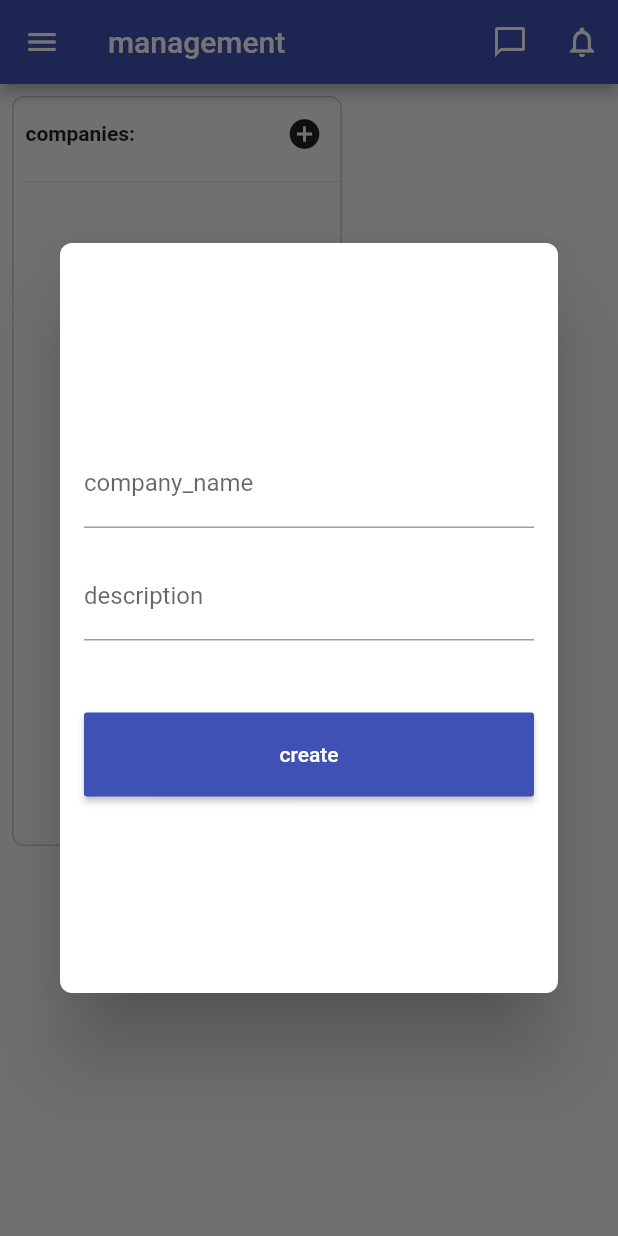
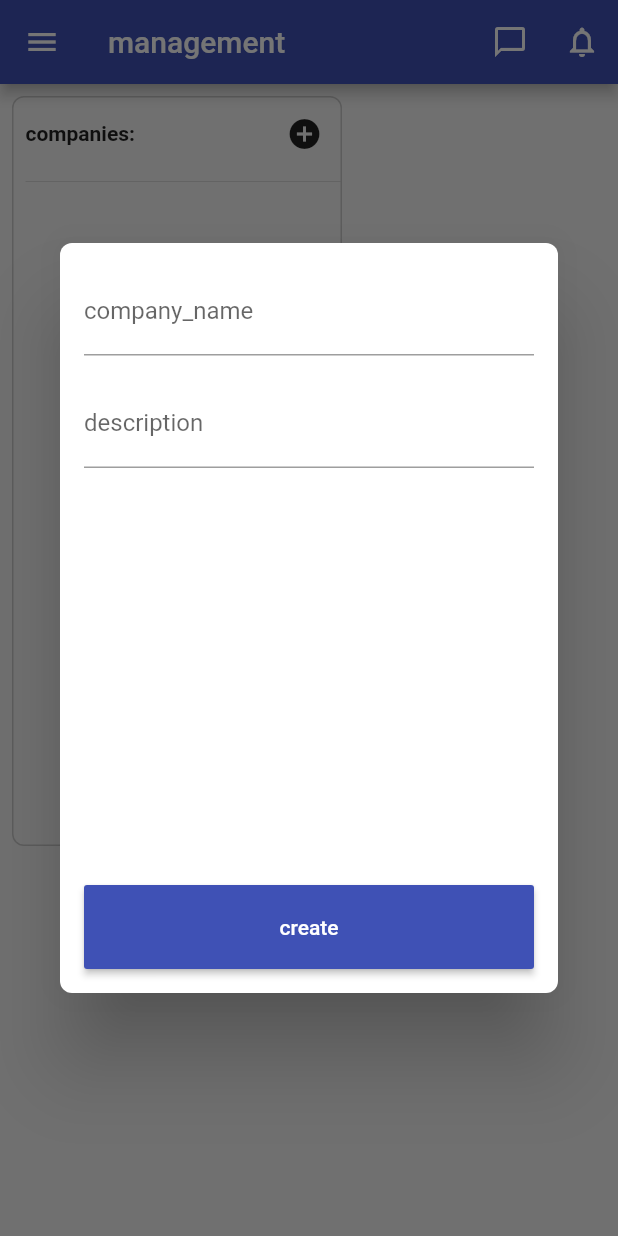
Before and after one commit to mniemyjski/deskable, a Flutter app: the ManagementScreen screen opened by its route, after a tap on the "add circle" icon, on a phone screen of 412 x 824 dp. Run offline on Flutter 3.47's test engine with Material 2 defaults, Android fonts, the light colour scheme and no system bars; our stand-ins replace bloc, cached_network_image, cloud_firestore, connectivity_plus, easy_localization, equatable and 13 more; missing offline and left inert: crop_your_image, easy_localization_loader; accounts and stored records are empty; Roboto replaces fonts that are missing (Georgia); statements that could not run were skipped.

Commit message:
edit company and sort list in management_screen.dart

```diff
--- a/lib/cubit/room/room_cubit.dart
+++ b/lib/cubit/room/room_cubit.dart
@@ -48,8 +48,10 @@ class RoomCubit extends HydratedCubit<RoomState> {
     } catch (e) {}
     _roomsSubscription = _roomRepository.stream(selectedCompanyState.company!.id!).listen((rooms) {
       if (rooms.isNotEmpty) {
-        if (state.status != ERoomStatus.succeed || rooms.toString() != state.rooms!.toString())
+        rooms.sort((a, b) => a.name.compareTo(b.name));
+        if (state.status != ERoomStatus.succeed || rooms.toString() != state.rooms!.toString()) {
           emit(state.copyWith(rooms: rooms, status: ERoomStatus.succeed));
+        }
       } else {
         if (state.status != ERoomStatus.empty) emit(state.copyWith(rooms: [], status: ERoomStatus.empty));
       }
--- a/lib/screens/account/account_edit_screen.dart
+++ b/lib/screens/account/account_edit_screen.dart
@@ -45,9 +45,7 @@ class _AccountEditScreenState extends State<AccountEditScreen> {
     return GestureDetector(
       onTap: () => FocusScope.of(context).unfocus(),
       child: Scaffold(
-        appBar: AppBar(
-          title: Text(Languages.edit_profile()),
-        ),
+        appBar: customAppBar(title: Languages.edit_profile()),
         body: Column(
           mainAxisAlignment: MainAxisAlignment.spaceBetween,
           children: [
--- a/lib/screens/management/management_screen.dart
+++ b/lib/screens/management/management_screen.dart
@@ -1,21 +1,16 @@
 import 'package:deskable/cubit/cubit.dart';
-import 'package:deskable/models/models.dart';
+
 import 'package:deskable/repositories/repositories.dart';
-import 'package:deskable/screens/home/widgets/booking_in_room.dart';
-import 'package:deskable/screens/home/widgets/room_display.dart';
-import 'package:deskable/screens/management/create_room_screen.dart';
+
 import 'package:deskable/screens/management/widget/box_companies.dart';
 import 'package:deskable/screens/management/widget/box_employees.dart';
 import 'package:deskable/screens/management/widget/box_owners.dart';
 import 'package:deskable/screens/management/widget/box_rooms.dart';
-import 'package:deskable/utilities/enums.dart';
+
 import 'package:deskable/utilities/languages.dart';
-import 'package:deskable/utilities/responsive.dart';
-import 'package:deskable/widgets/custom_drawer/custom_drawer.dart';
+import 'package:deskable/widgets/widgets.dart';
 import 'package:flutter/material.dart';
 import 'package:flutter_bloc/flutter_bloc.dart';
-import 'package:uuid/uuid.dart';
-import 'package:logger/logger.dart';
 
 class ManagementScreen extends StatefulWidget {
   const ManagementScreen({Key? key}) : super(key: key);
@@ -69,13 +64,7 @@ class _ManagementScreenState extends State<ManagementScreen> {
       child: WillPopScope(
         onWillPop: () async => false,
         child: Scaffold(
-          appBar: AppBar(
-            title: Text(Languages.management()),
-            actions: [
-              IconButton(onPressed: () => null, icon: Icon(Icons.messenger_outline)),
-              IconButton(onPressed: () => null, icon: Icon(Icons.notifications_none)),
-            ],
-          ),
+          appBar: customAppBar(title: Languages.management()),
           drawer: CustomDrawer(),
           body: SingleChildScrollView(
             scrollDirection: Axis.horizontal,
--- a/lib/screens/management/widget/create_company.dart
+++ b/lib/screens/management/widget/create_company.dart
@@ -7,7 +7,8 @@ import 'package:flutter/services.dart';
 import 'package:flutter_bloc/flutter_bloc.dart';
 
 class CreateCompany extends StatefulWidget {
-  const CreateCompany({Key? key}) : super(key: key);
+  final Company? company;
+  const CreateCompany({Key? key, this.company}) : super(key: key);
 
   @override
   State<CreateCompany> createState() => _CreateCompanyState();
@@ -20,6 +21,15 @@ class _CreateCompanyState extends State<CreateCompany> {
   final GlobalKey<FormState> _formKeyDescription = GlobalKey();
 
   @override
+  void initState() {
+    if (widget.company != null) {
+      _controllerName.text = widget.company!.name;
+      _controllerDescription.text = widget.company!.description;
+    }
+    super.initState();
+  }
+
+  @override
   void dispose() {
     _controllerName.dispose();
     _controllerDescription.dispose();
@@ -29,20 +39,25 @@ class _CreateCompanyState extends State<CreateCompany> {
   @override
   Widget build(BuildContext context) {
     return Column(
-      mainAxisAlignment: MainAxisAlignment.center,
+      mainAxisAlignment: MainAxisAlignment.spaceBetween,
       children: [
-        _buildNameForm(),
-        _buildDescForm(),
+        Column(
+          mainAxisAlignment: MainAxisAlignment.center,
+          children: [
+            _buildNameForm(),
+            _buildDescForm(),
+          ],
+        ),
         Padding(
           padding: const EdgeInsets.only(top: 32),
           child: CustomButton(
               child: Row(
                 mainAxisAlignment: MainAxisAlignment.center,
                 children: [
-                  Text(Languages.create()),
+                  Text(widget.company == null ? Languages.create() : Languages.save()),
                 ],
               ),
-              onPressed: () => _onTap(context)),
+              onPressed: () => _onTap(context, widget.company)),
         ),
       ],
     );
@@ -94,9 +109,13 @@ class _CreateCompanyState extends State<CreateCompany> {
     );
   }
 
-  void _onTap(BuildContext context) {
-    Company company = Company.create(name: _controllerName.text, description: _controllerDescription.text);
-    context.read<CompanyCubit>().create(company);
+  void _onTap(BuildContext context, Company? company) {
+    if (company != null) {
+      context.read<CompanyCubit>().update(company.copyWith(name: _controllerName.text, description: _controllerDescription.text));
+    } else {
+      Company _company = Company.create(name: _controllerName.text, description: _controllerDescription.text);
+      context.read<CompanyCubit>().create(_company);
+    }
     Navigator.pop(context);
   }
 }
--- a/lib/screens/settings/settings_screen.dart
+++ b/lib/screens/settings/settings_screen.dart
@@ -22,9 +22,7 @@ class SettingsScreen extends StatelessWidget {
     return WillPopScope(
       onWillPop: () async => false,
       child: Scaffold(
-        appBar: AppBar(
-          title: Text(Languages.settings()),
-        ),
+        appBar: customAppBar(title: Languages.settings()),
         drawer: CustomDrawer(),
         body: Center(
           child: Column(
--- a/lib/widgets/are_you_sure_dialog.dart
+++ b/lib/widgets/are_you_sure_dialog.dart
@@ -3,7 +3,7 @@ import 'package:flutter/cupertino.dart';
 import 'package:flutter/material.dart';
 
 Future<bool> areYouSureDialog(BuildContext context) async {
-  return await showDialog(
+  bool? _areYouSureDialog = await showDialog(
       context: context,
       builder: (BuildContext context) {
         return AlertDialog(
@@ -14,4 +14,5 @@ Future<bool> areYouSureDialog(BuildContext context) async {
           ],
         );
       });
+  return _areYouSureDialog ?? false;
 }
--- /dev/null
+++ b/lib/widgets/custom_app_bar.dart
@@ -0,0 +1,11 @@
+import 'package:flutter/material.dart';
+
+AppBar customAppBar({String? title}) {
+  return AppBar(
+    title: Text(title ?? ''),
+    actions: [
+      IconButton(onPressed: () => null, icon: Icon(Icons.messenger_outline)),
+      IconButton(onPressed: () => null, icon: Icon(Icons.notifications_none)),
+    ],
+  );
+}
--- a/lib/widgets/widgets.dart
+++ b/lib/widgets/widgets.dart
@@ -5,3 +5,4 @@ export 'custom_avatar.dart';
 export 'custom_drop_down_button.dart';
 export 'field_in_room.dart';
 export 'are_you_sure_dialog.dart';
+export 'custom_app_bar.dart';
```
Also changed, not shown: lib/cubit/company/company_cubit.dart (+11 -7 lines), lib/screens/home/home_screen.dart (+2 -7 lines), lib/screens/management/widget/box_companies.dart (+16 -7 lines), lib/screens/management/widget/box_employees.dart (+2 -7 lines), lib/screens/management/widget/box_owners.dart (+2 -7 lines), lib/screens/management/widget/box_rooms.dart (+2 -5 lines).
